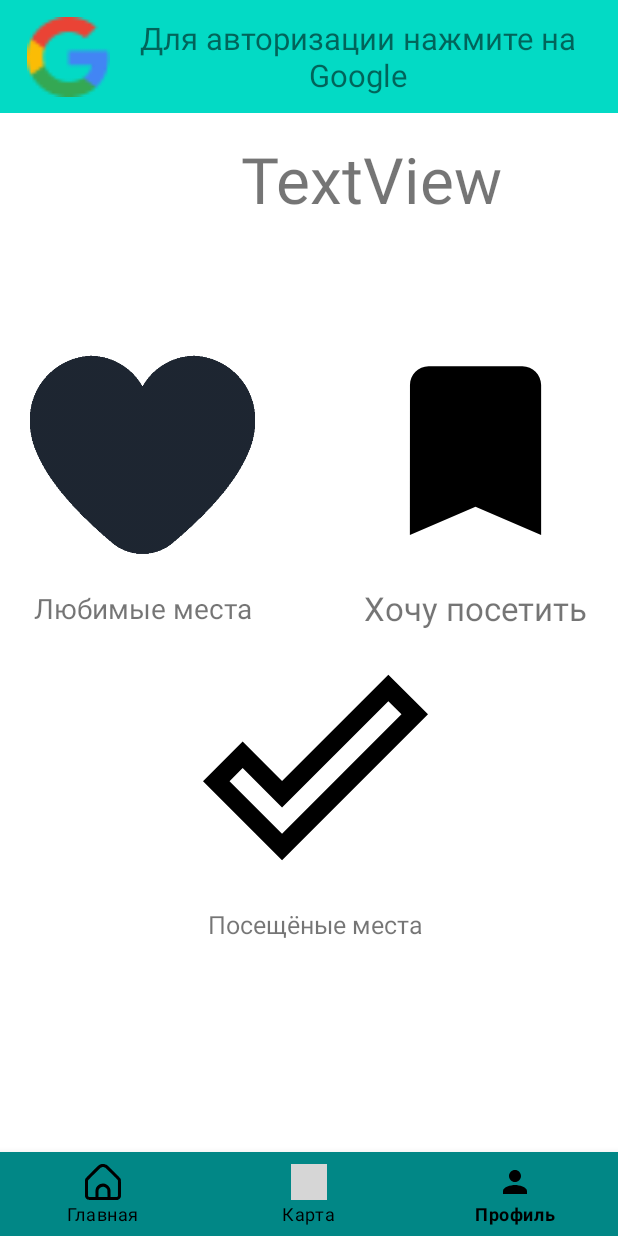
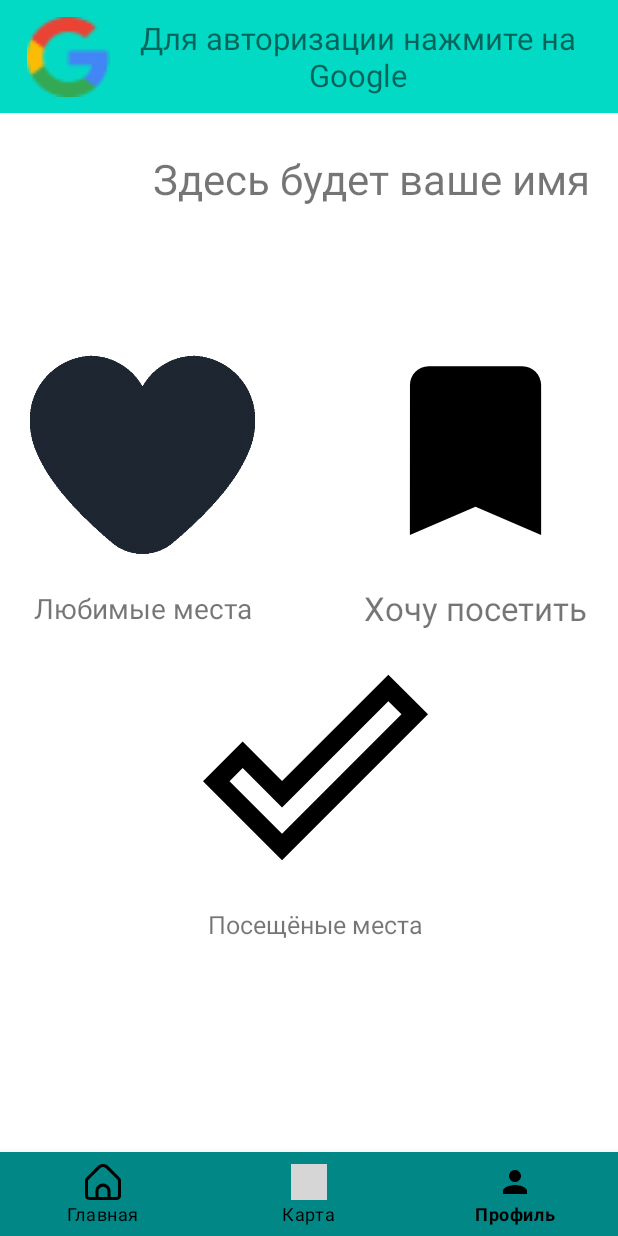
Before and after one commit to AI-Kusu/CultureMap, an Android app: the screen it shows after launch (PersonActivity), item 3 of the bottom bar chosen, on a phone screen of 412 x 824 dp. Run offline under Robolectric (Android 15) with nearby library versions, the phone set to English and light mode, and no system bars; our stand-ins replace Firebase (no records; nobody signed in at launch, a user with empty details on screens opened directly); grey boxes are pictures that could not be loaded.

Commit message:
0.4.1
исправлены мелкие ошибки

```diff
--- a/app/src/main/res/layout/activity_person.xml
+++ b/app/src/main/res/layout/activity_person.xml
@@ -79,7 +79,7 @@
         android:layout_toEndOf="@+id/imageView_user"
         android:autoSizeTextType="uniform"
         android:gravity="center"
-        android:text="TextView" />
+        android:text="Здесь будет ваше имя" />
 
     <ImageButton
         android:id="@+id/imageButton_favourite"
@@ -136,7 +136,8 @@
         android:layout_centerHorizontal="true"
         android:layout_marginStart="135dp"
         android:layout_marginTop="15dp"
-        android:background="@drawable/ic_baseline_done_on" />
+        android:background="@drawable/ic_baseline_done_on"
+        android:onClick="OpenVisitedClick"/>
 
     <TextView
         android:id="@+id/textView4"
```
